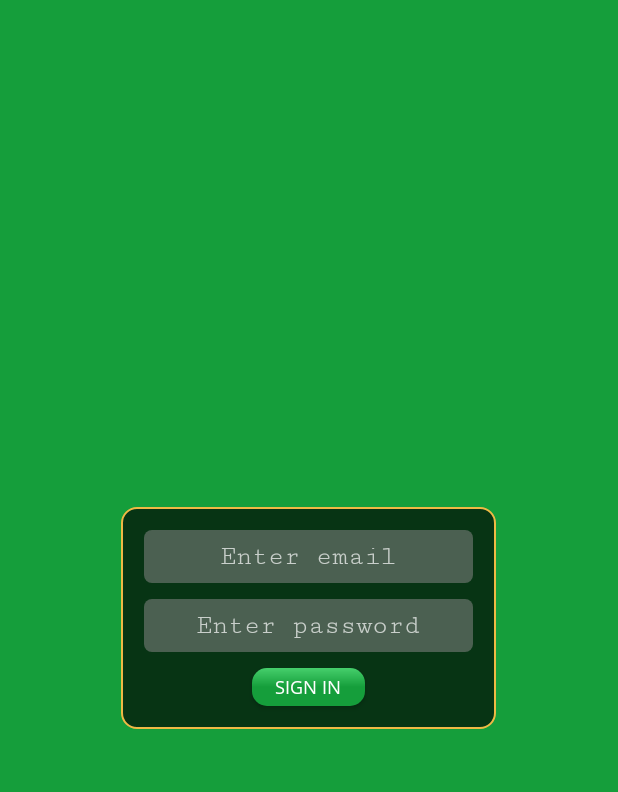
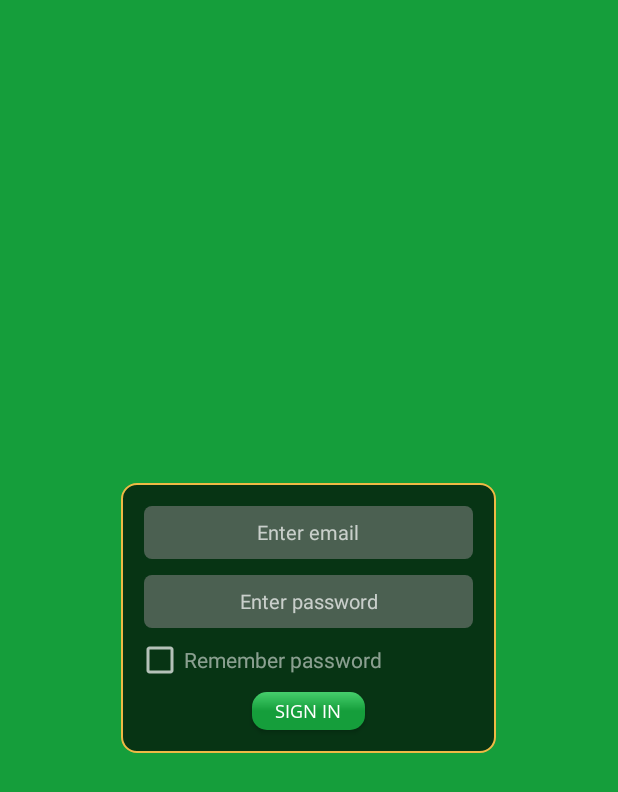
Before and after one commit to AspiraSoft/active-academy-portal, an Android app: the screen it shows after launch (LoginActivity), on a phone screen of 412 x 824 dp. Shown: the top 792 px of the screen. Run offline under Robolectric (Android 15) with nearby library versions, the phone set to English and light mode, and no system bars; our stand-ins replace Firebase (no records; nobody signed in at launch, a user with empty details on screens opened directly).

Commit message:
Minor bug fix and update in authentication module
FIX: Bug which caused anonymous Firebase accounts to be created fixed
FEATURE: User can now choose to save his credentials in application

```diff
--- a/app/build.gradle
+++ b/app/build.gradle
@@ -28,13 +28,10 @@ dependencies {
     implementation fileTree(dir: 'libs', include: ['*.jar'])
     implementation 'com.android.support:appcompat-v7:28.0.0-alpha3'
     implementation 'com.android.support:design:28.0.0-alpha3'
-    implementation 'com.google.code.gson:gson:2.8.4'
 
     implementation 'com.google.firebase:firebase-core:11.4.2'
     implementation 'com.google.firebase:firebase-auth:11.4.2'
     implementation 'com.google.firebase:firebase-database:11.4.2'
-    implementation 'com.google.firebase:firebase-storage:11.4.2'
-    implementation 'com.google.firebase:firebase-messaging:11.4.2'
 
     implementation 'com.synnapps:carouselview:0.1.4'
 }
--- /dev/null
+++ b/app/src/main/java/org/activeacademy/portal/AcademyApplication.java
@@ -0,0 +1,28 @@
+package org.activeacademy.portal;
+
+import android.app.Application;
+import android.content.SharedPreferences;
+
+/**
+ * @author saifkhichi96
+ * @version 1.0
+ *          created on 01/07/2018 7:08 PM
+ */
+
+public class AcademyApplication extends Application {
+
+    public static final String TAG = "AcademyApplication";
+
+    private static SharedPreferences mSharedPreferences;
+
+    public static SharedPreferences getSharedPreferences() {
+        return mSharedPreferences;
+    }
+
+    @Override
+    public void onCreate() {
+        super.onCreate();
+        mSharedPreferences = getSharedPreferences(TAG, MODE_PRIVATE);
+    }
+
+}
--- a/app/src/main/java/org/activeacademy/portal/LoginActivity.java
+++ b/app/src/main/java/org/activeacademy/portal/LoginActivity.java
@@ -3,6 +3,7 @@ package org.activeacademy.portal;
 import android.content.Intent;
 import android.os.Bundle;
 import android.support.v7.app.AppCompatActivity;
+import android.support.v7.widget.AppCompatCheckBox;
 import android.view.View;
 import android.widget.EditText;
 import android.widget.Toast;
@@ -11,6 +12,7 @@ import com.google.firebase.auth.FirebaseUser;
 
 import org.activeacademy.portal.auth.LoginManager;
 import org.activeacademy.portal.auth.OnLoginCompleteListener;
+import org.activeacademy.portal.db.LocalDatabase;
 import org.activeacademy.portal.view.CustomButton;
 
 public class LoginActivity extends AppCompatActivity implements
@@ -18,9 +20,10 @@ public class LoginActivity extends AppCompatActivity implements
 
     private LoginManager mLoginManager;
 
-    private CustomButton mLoginButton;
     private EditText mEmailField;
     private EditText mPasswordField;
+    private AppCompatCheckBox mRememberField;
+    private CustomButton mLoginButton;
 
     @Override
     protected void onCreate(Bundle savedInstanceState) {
@@ -30,20 +33,23 @@ public class LoginActivity extends AppCompatActivity implements
         // Get UI references
         mEmailField = findViewById(R.id.emailField);
         mPasswordField = findViewById(R.id.passwordField);
+        mRememberField = findViewById(R.id.rememberUser);
+
+        // Restore any saved credentials
+        String[] savedCredentials = LocalDatabase.getInstance().getSavedCredentials();
+        if (savedCredentials != null && savedCredentials.length >= 2) {
+            mEmailField.setText(savedCredentials[0]);
+            mPasswordField.setText(savedCredentials[1]);
+            mRememberField.setChecked(true);
+        } else {
+            mRememberField.setChecked(false);
+        }
 
         // Set event listeners
         mLoginButton = findViewById(R.id.loginButton);
         mLoginButton.setOnClickListener(this);
 
         mLoginManager = LoginManager.getInstance();
-    }
-
-    @Override
-    protected void onResume() {
-        super.onResume();
-
-        mLoginButton.setEnabled(false);
-        mLoginManager.signInAnonymously(this);
     }
 
     private boolean isEmailValid(String email) {
@@ -69,6 +75,13 @@ public class LoginActivity extends AppCompatActivity implements
                     return;
                 }
 
+                // Save credentials if user said so
+                if (mRememberField.isChecked()) {
+                    LocalDatabase.getInstance().saveCredentials(email, password);
+                } else {
+                    LocalDatabase.getInstance().removeSavedCredentials();
+                }
+
                 // Disable sign in button
                 mLoginButton.setEnabled(false);
 
@@ -77,11 +90,6 @@ public class LoginActivity extends AppCompatActivity implements
                 mLoginManager.signInWithCredentials(email, password, this);
                 break;
         }
-    }
-
-    @Override
-    public void onAnonymousLoggedIn() {
-        mLoginButton.setEnabled(true);
     }
 
     @Override
--- a/app/src/main/java/org/activeacademy/portal/auth/LoginManager.java
+++ b/app/src/main/java/org/activeacademy/portal/auth/LoginManager.java
@@ -6,9 +6,7 @@ import android.support.annotation.Nullable;
 
 import com.google.android.gms.tasks.OnCompleteListener;
 import com.google.android.gms.tasks.Task;
-import com.google.firebase.auth.AuthCredential;
 import com.google.firebase.auth.AuthResult;
-import com.google.firebase.auth.EmailAuthProvider;
 import com.google.firebase.auth.FirebaseAuth;
 import com.google.firebase.auth.FirebaseUser;
 
@@ -42,19 +40,6 @@ public class LoginManager {
                                       @Nullable final OnLoginCompleteListener onLoginCompleteListener) {
         if (isUserSignedIn()) {
             onSignInComplete(currentUser, onLoginCompleteListener);
-        } else if (currentUser != null) {
-            AuthCredential credential = EmailAuthProvider.getCredential(email, password);
-            currentUser.linkWithCredential(credential)
-                    .addOnCompleteListener(new OnCompleteListener<AuthResult>() {
-                        @Override
-                        public void onComplete(@NonNull Task<AuthResult> task) {
-                            if (task.isSuccessful()) {
-                                onSignInComplete(mAuth.getCurrentUser(), onLoginCompleteListener);
-                            } else {
-                                onSignInComplete(null, onLoginCompleteListener);
-                            }
-                        }
-                    });
         } else {
             mAuth.signInWithEmailAndPassword(email, password)
                     .addOnCompleteListener(new OnCompleteListener<AuthResult>() {
@@ -70,41 +55,20 @@ public class LoginManager {
         }
     }
 
+    public void signOut() {
+        mAuth.signOut();
+    }
+
     public boolean isUserSignedIn() {
         return currentUser != null && !currentUser.isAnonymous();
-    }
-
-    public void signInAnonymously(final OnLoginCompleteListener onLoginCompleteListener) {
-        if (isAnonymousSignedIn()) {
-            onSignInComplete(currentUser, onLoginCompleteListener);
-        } else {
-            mAuth.signInAnonymously()
-                    .addOnCompleteListener(new OnCompleteListener<AuthResult>() {
-                        @Override
-                        public void onComplete(@NonNull Task<AuthResult> task) {
-                            if (task.isSuccessful()) {
-                                onSignInComplete(task.getResult().getUser(), onLoginCompleteListener);
-                            } else {
-                                onSignInComplete(null, onLoginCompleteListener);
-                            }
-                        }
-                    });
-        }
-    }
-
-    public boolean isAnonymousSignedIn() {
-        return currentUser != null && currentUser.isAnonymous();
     }
 
     private void onSignInComplete(@Nullable FirebaseUser updatedUser,
                                   @Nullable OnLoginCompleteListener listener) {
         currentUser = updatedUser;
-
         if (listener != null) {
-            if (updatedUser == null) {
+            if (updatedUser == null || updatedUser.isAnonymous()) {
                 listener.onLoginFailure();
-            } else if (updatedUser.isAnonymous()) {
-                listener.onAnonymousLoggedIn();
             } else {
                 listener.onUserLoggedIn(updatedUser);
             }
--- a/app/src/main/java/org/activeacademy/portal/auth/OnLoginCompleteListener.java
+++ b/app/src/main/java/org/activeacademy/portal/auth/OnLoginCompleteListener.java
@@ -4,8 +4,6 @@ import com.google.firebase.auth.FirebaseUser;
 
 public interface OnLoginCompleteListener {
 
-    void onAnonymousLoggedIn();
-
     void onUserLoggedIn(FirebaseUser user);
 
     void onLoginFailure();
--- /dev/null
+++ b/app/src/main/java/org/activeacademy/portal/db/LocalDatabase.java
@@ -0,0 +1,53 @@
+package org.activeacademy.portal.db;
+
+import android.content.SharedPreferences;
+import android.support.annotation.Nullable;
+
+import org.activeacademy.portal.AcademyApplication;
+
+/**
+ * @author saifkhichi96
+ * @version 1.0
+ *          created on 01/07/2018 8:15 PM
+ */
+
+public class LocalDatabase {
+    private static final LocalDatabase ourInstance = new LocalDatabase();
+
+    private final SharedPreferences mPrefs;
+
+    public static LocalDatabase getInstance() {
+        return ourInstance;
+    }
+
+    private LocalDatabase() {
+        mPrefs = AcademyApplication.getSharedPreferences();
+    }
+
+    public void saveCredentials(final String email, final String password) {
+        mPrefs.edit()
+                .putString("email", email)
+                .putString("password", password)
+                .apply();
+    }
+
+    @Nullable
+    public String[] getSavedCredentials() {
+        String email = mPrefs.getString("email", null);
+        String password = mPrefs.getString("password", null);
+
+        if (email != null && password != null) {
+            return new String[]{email, password};
+        } else {
+            return null;
+        }
+    }
+
+    public void removeSavedCredentials() {
+        mPrefs.edit()
+                .putString("email", null)
+                .putString("password", null)
+                .apply();
+    }
+
+}
--- a/app/src/main/res/layout/activity_login.xml
+++ b/app/src/main/res/layout/activity_login.xml
@@ -24,12 +24,13 @@
             android:layout_height="35dp"
             android:layout_margin="5dp"
             android:background="@drawable/input_field"
-            android:fontFamily="serif-monospace"
+            android:fontFamily="sans-serif"
             android:gravity="center"
             android:hint="@string/hintEmail"
             android:inputType="textEmailAddress"
             android:maxLines="1"
-            android:padding="5dp" />
+            android:padding="5dp"
+            android:textSize="13sp" />
 
         <EditText
             android:id="@+id/passwordField"
@@ -37,12 +38,28 @@
             android:layout_height="35dp"
             android:layout_margin="5dp"
             android:background="@drawable/input_field"
-            android:fontFamily="serif-monospace"
+            android:fontFamily="sans-serif"
             android:gravity="center"
             android:hint="@string/hintPassword"
             android:inputType="textPassword"
             android:maxLines="1"
-            android:padding="5dp" />
+            android:padding="5dp"
+            android:textSize="13sp" />
+
+        <LinearLayout
+            android:layout_width="match_parent"
+            android:layout_height="wrap_content"
+            android:orientation="horizontal">
+
+            <android.support.v7.widget.AppCompatCheckBox
+                android:id="@+id/rememberUser"
+                android:layout_width="match_parent"
+                android:layout_height="wrap_content"
+                android:fontFamily="sans-serif"
+                android:text="@string/labelRememberUser"
+                android:textColor="@color/semiWhite" />
+
+        </LinearLayout>
 
         <org.activeacademy.portal.view.CustomButton
             android:id="@+id/loginButton"
--- a/app/src/main/res/values/strings.xml
+++ b/app/src/main/res/values/strings.xml
@@ -7,7 +7,7 @@
     <string name="hintEmail">Enter email</string>
     <string name="hintPassword">Enter password</string>
 
-    <string name="labelRememberUser">Stay signed in</string>
+    <string name="labelRememberUser">Remember password</string>
     <string name="labelSignIn">Sign In</string>
 
     <string name="placeholder_name">First M. Last</string>
```
Also changed, not shown: app/src/main/java/org/activeacademy/portal/db/RemoteDatabase.java (+1 -11 lines), app/src/main/res/drawable-hdpi/ic_feedback.png (deleted), app/src/main/res/drawable-mdpi/ic_feedback.png (deleted), app/src/main/res/drawable-xhdpi/ic_feedback.png (deleted), app/src/main/res/drawable-xxhdpi/ic_feedback.png (deleted), app/src/main/res/drawable-xxxhdpi/ic_feedback.png (deleted).
